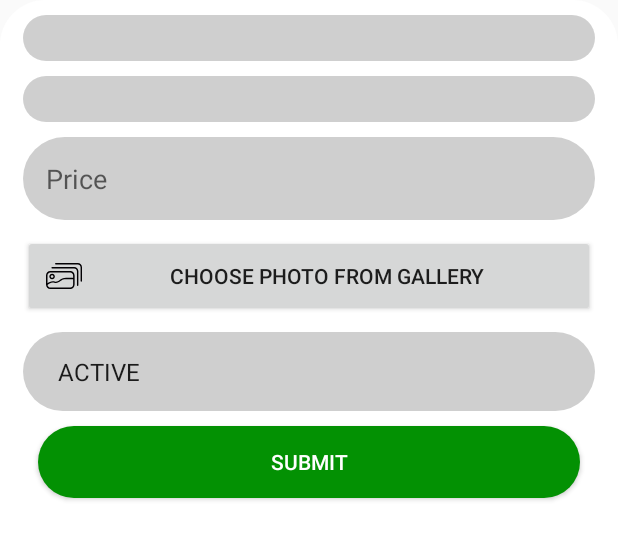
After one commit to francisdurante/eatery-finder-establishment, an Android app: the layout edit_menu.xml on its own in the app's theme, with its tools: preview values and no code run, on a phone screen of 412 x 824 dp. The commit adds this screen. Shown: the top 539 px of the screen. Run offline under Robolectric (Android 15) with nearby library versions, the phone set to English and light mode, and no system bars.

Commit message:
edit-profile done edit-item-partial-done

```diff
--- /dev/null
+++ b/app/src/main/res/drawable/rounded_background_layout_popup.xml
@@ -0,0 +1,9 @@
+<?xml version="1.0" encoding="utf-8"?>
+<shape xmlns:android="http://schemas.android.com/apk/res/android"
+    android:shape="rectangle">
+    <solid android:color="#fff" />
+    <corners android:bottomRightRadius="30dp"
+        android:bottomLeftRadius="30dp"
+        android:topRightRadius="30dp"
+        android:topLeftRadius="30dp"/>
+</shape>
--- /dev/null
+++ b/app/src/main/res/layout/edit_menu.xml
@@ -0,0 +1,101 @@
+<?xml version="1.0" encoding="utf-8"?>
+<RelativeLayout
+    xmlns:android="http://schemas.android.com/apk/res/android" android:layout_width="match_parent"
+    android:layout_height="match_parent"
+    android:background="@drawable/rounded_background_layout_popup">
+
+    <ScrollView
+        android:layout_width="match_parent"
+        android:layout_height="wrap_content">
+        <LinearLayout
+            android:orientation="vertical"
+            android:layout_width="match_parent"
+            android:layout_height="wrap_content">
+            <Spinner
+                android:id="@+id/item_name_edit"
+                android:layout_width="match_parent"
+                android:layout_height="wrap_content"
+                android:layout_marginLeft="15sp"
+                android:layout_marginRight="15sp"
+                android:layout_marginTop="10sp"
+                android:background="@drawable/text_background_design"
+                android:paddingLeft="10sp"
+                android:paddingRight="10sp"
+                android:padding="15sp"
+                />
+            <Spinner
+                android:id="@+id/item_category_choose_edit"
+                android:layout_width="match_parent"
+                android:layout_height="wrap_content"
+                android:layout_marginLeft="15sp"
+                android:layout_marginRight="15sp"
+                android:layout_marginTop="10sp"
+                android:background="@drawable/text_background_design"
+                android:paddingLeft="10sp"
+                android:paddingRight="10sp"
+                android:padding="15sp"
+                />
+            <EditText
+                android:id="@+id/price_edit"
+                android:layout_width="match_parent"
+                android:layout_height="wrap_content"
+                android:layout_marginLeft="15sp"
+                android:layout_marginRight="15sp"
+                android:layout_marginTop="10sp"
+                android:background="@drawable/text_background_design"
+                android:hint="@string/price"
+                android:inputType="numberDecimal"
+                android:paddingLeft="10sp"
+                android:paddingRight="10sp"
+                android:padding="15sp"
+                />
+            <LinearLayout
+                android:layout_width="match_parent"
+                android:layout_height="wrap_content"
+                android:orientation="vertical">
+                <ImageView
+                    android:id="@+id/item_picture_edit"
+                    android:layout_width="match_parent"
+                    android:layout_height="wrap_content"
+                    android:maxHeight="250sp"
+                    android:adjustViewBounds="true"
+                    android:layout_marginRight="25sp"
+                    android:layout_marginLeft="25sp"
+                    android:layout_marginTop="10sp"/>
+
+                <Button
+                    android:id="@+id/select_image_item_edit"
+                    android:text="@string/choose_photo_from_gallery"
+                    android:padding="15sp"
+                    android:layout_marginLeft="15sp"
+                    android:layout_marginRight="15sp"
+                    android:layout_width="match_parent"
+                    android:layout_height="wrap_content"
+                    android:drawableLeft="@drawable/ic_photos_selection"/>
+            </LinearLayout>
+            <Spinner
+                android:id="@+id/item_status_edit"
+                android:layout_width="match_parent"
+                android:layout_height="wrap_content"
+                android:layout_marginLeft="15sp"
+                android:layout_marginRight="15sp"
+                android:layout_marginTop="10sp"
+                android:background="@drawable/text_background_design"
+                android:paddingLeft="10sp"
+                android:paddingRight="10sp"
+                android:padding="15sp"
+                android:entries="@array/status"/>
+            <Button
+                android:id="@+id/submit_edited_item"
+                android:layout_width="match_parent"
+                android:layout_height="match_parent"
+                android:layout_marginLeft="25sp"
+                android:layout_marginRight="25sp"
+                android:layout_marginTop="10sp"
+                android:background="@drawable/rounded_button_green"
+                android:text="@string/submit"
+                android:textColor="#FFF"
+                android:layout_marginBottom="15sp"/>
+        </LinearLayout>
+    </ScrollView>
+</RelativeLayout>
--- a/app/src/main/res/values/strings.xml
+++ b/app/src/main/res/values/strings.xml
@@ -16,6 +16,7 @@
     <string name="submit">Submit</string>
     <string name="take_photo">Take Photo</string>
     <string name="choose_photo_from_gallery">Choose Photo From Gallery</string>
+    <string name="price">Price</string>
 
     <string-array name="emotion_item">
         <item>HAPPY</item>
@@ -36,4 +37,8 @@
         <item>SENIOR (60 and Above yrs old)</item>
         <item>ALL</item>
     </string-array>
+    <string-array name="status">
+        <item>ACTIVE</item>
+        <item>INACTIVE</item>
+    </string-array>
 </resources>
```
Also changed, not shown: app/src/main/java/eatery/finder/establishment/ActivityMain.java (+173 -38 lines), app/src/main/java/eatery/finder/establishment/Constant.java (+7 -2 lines), app/src/main/java/eatery/finder/establishment/main/MainDAO.java (+175 -14 lines), app/src/main/java/eatery/finder/establishment/main/MainVO.java (+80 -0 lines), app/src/main/res/drawable/ic_menu.xml (added, +7 -0 lines).
